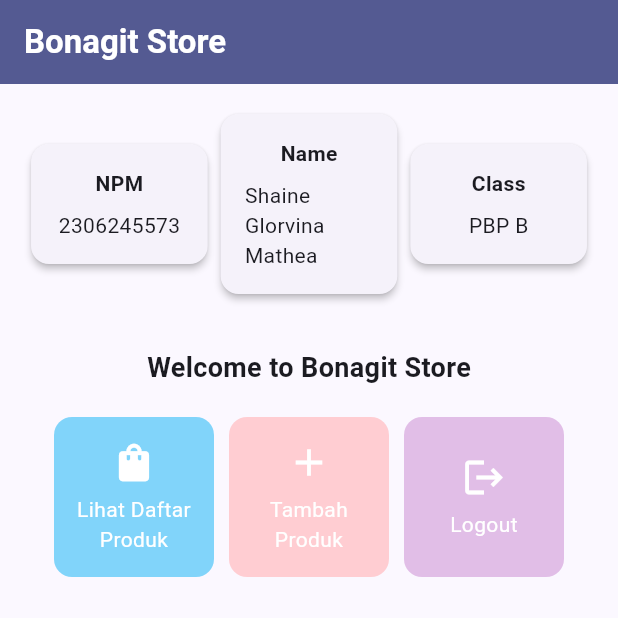
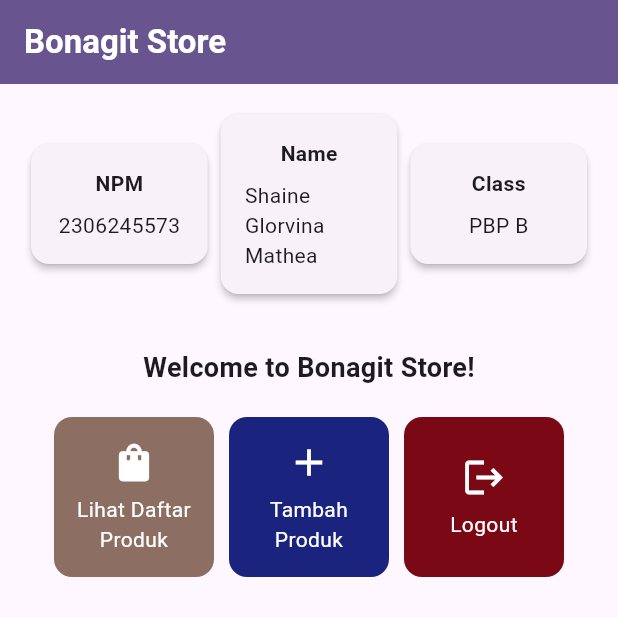
Before and after one commit to glorvibop/bonagitstore-mobile, a Flutter app: the screen it shows after launch, on a phone screen of 412 x 824 dp, the top half of it. Run offline on Flutter 3.47's test engine with Material 3 defaults, Android fonts, the phone set to English and light mode, and no system bars.

Commit message:
tugas 7 done

```diff
--- a/lib/main.dart
+++ b/lib/main.dart
@@ -29,7 +29,7 @@ class MyApp extends StatelessWidget {
         //
         // This works for code too, not just values: Most code changes can be
         // tested with just a hot reload.
-        colorScheme: ColorScheme.fromSeed(seedColor: Colors.indigo.shade900),
+        colorScheme: ColorScheme.fromSeed(seedColor: Colors.deepPurple),
         useMaterial3: true,
       ),
       home: MyHomePage(),
--- a/lib/menu.dart
+++ b/lib/menu.dart
@@ -2,9 +2,9 @@ import 'package:flutter/material.dart';
 
 class MyHomePage extends StatelessWidget {
   MyHomePage({super.key});
-  final String npm = '2306245573'; // NPM
+  final String npm = '2306245573';              // NPM
   final String name = 'Shaine Glorvina Mathea'; // Nama
-  final String className = 'PBP B'; // Kelas
+  final String className = 'PBP B';             // Kelas
   final List<ItemHomepage> items = [
     ItemHomepage("Lihat Daftar Produk", Icons.shopping_bag),
     ItemHomepage("Tambah Produk", Icons.add),
@@ -57,7 +57,7 @@ class MyHomePage extends StatelessWidget {
                   const Padding(
                     padding: EdgeInsets.only(top: 16.0),
                     child: Text(
-                      'Welcome to Bonagit Store',
+                      'Welcome to Bonagit Store!',
                       style: TextStyle(
                         fontWeight: FontWeight.bold,
                         fontSize: 18.0,
@@ -82,13 +82,13 @@ class MyHomePage extends StatelessWidget {
                       Color color;
                       switch (index) {
                         case 0:
-                          color = Colors.lightBlue.shade200;
+                          color = Colors.brown.shade400;
                           break;
                         case 1:
-                          color = Colors.red.shade100;
+                          color = Colors.indigo.shade900;
                           break;
                         case 2:
-                          color = Colors.purple.shade100;
+                          color = const Color.fromARGB(255, 123, 9, 21);
                           break;
                         default:
                           color = Colors.indigo.shade900;
```
Also changed, not shown: 1 other file.
